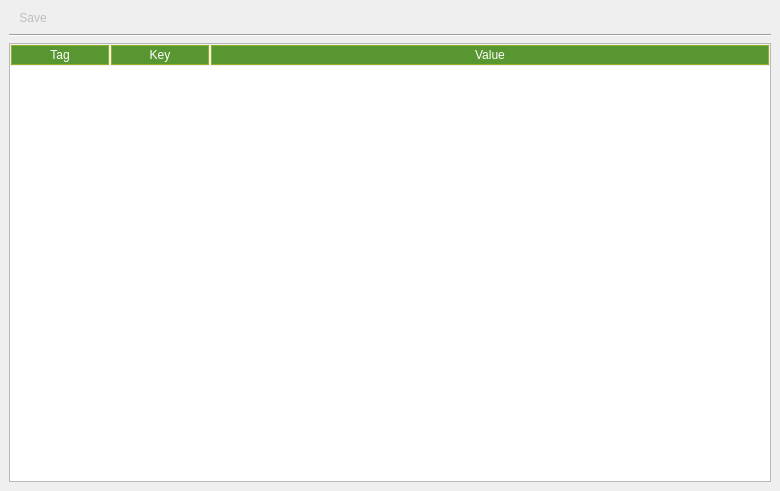
All4Gis/QGISFMV, file code/ui/ui_FmvMetadata.ui: the form before one commit.
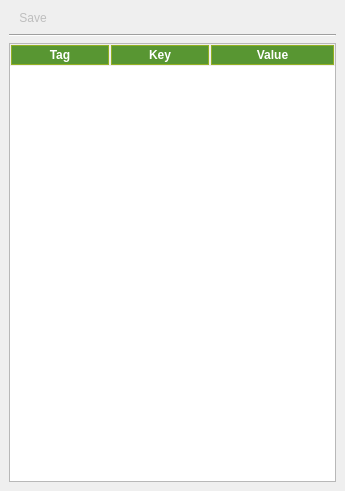
The form after the commit. Icons and pictures are not drawn.

Diff of the .ui file:
```diff
--- a/code/ui/ui_FmvMetadata.ui
+++ b/code/ui/ui_FmvMetadata.ui
@@ -6,7 +6,7 @@
    <rect>
     <x>0</x>
     <y>0</y>
-    <width>780</width>
+    <width>345</width>
     <height>491</height>
    </rect>
   </property>
@@ -66,6 +66,7 @@
 margin: 1px;
 text-align: center;
 font-family: arial;
+font-weight: bold;
 font-size:12px;
 }
 
```
